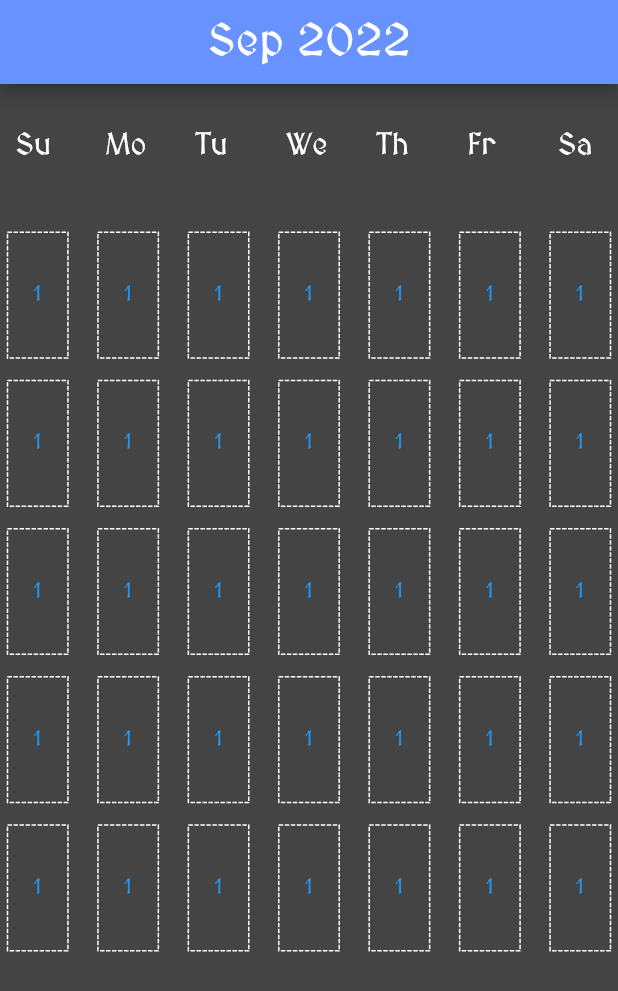
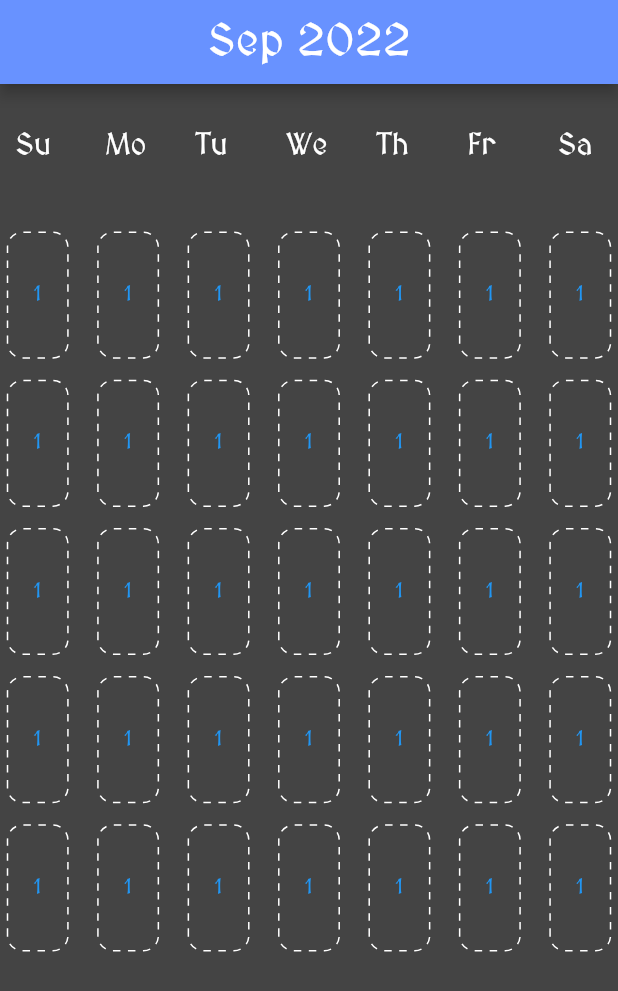
Before and after one commit to AndyCChen/ToDoList_App, a Flutter app: the screen it shows after launch, on a phone screen of 412 x 824 dp. Shown: the top 991 px of the screen. Run offline on Flutter 3.47's test engine with Material 2 defaults, Android fonts, the phone set to English and light mode, and no system bars; drawn by our look-alikes of dotted_border.

```diff
--- a/lib/month_page.dart
+++ b/lib/month_page.dart
@@ -62,6 +62,9 @@ class _MonthPageState extends State<MonthPage> {
             return Container(
               margin: const EdgeInsets.only(left: 5, right: 5),
               child: DottedBorder(
+                borderType: BorderType.RRect,
+                radius: const Radius.circular(10),
+                dashPattern: const [5, 5],
                 color: Colors.white,
                 strokeWidth: 1,
                 child: Center(
```
